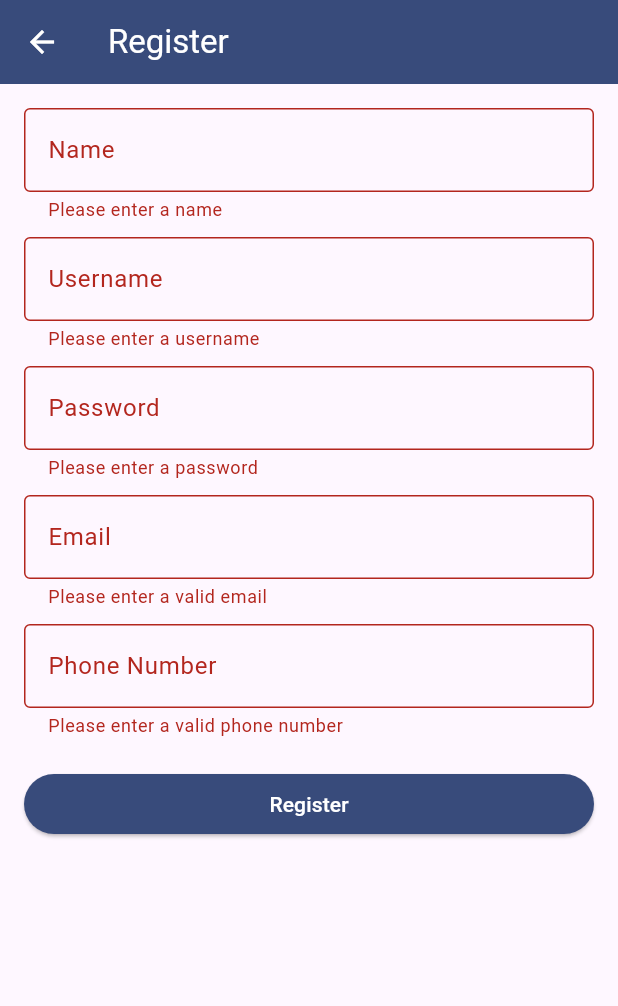
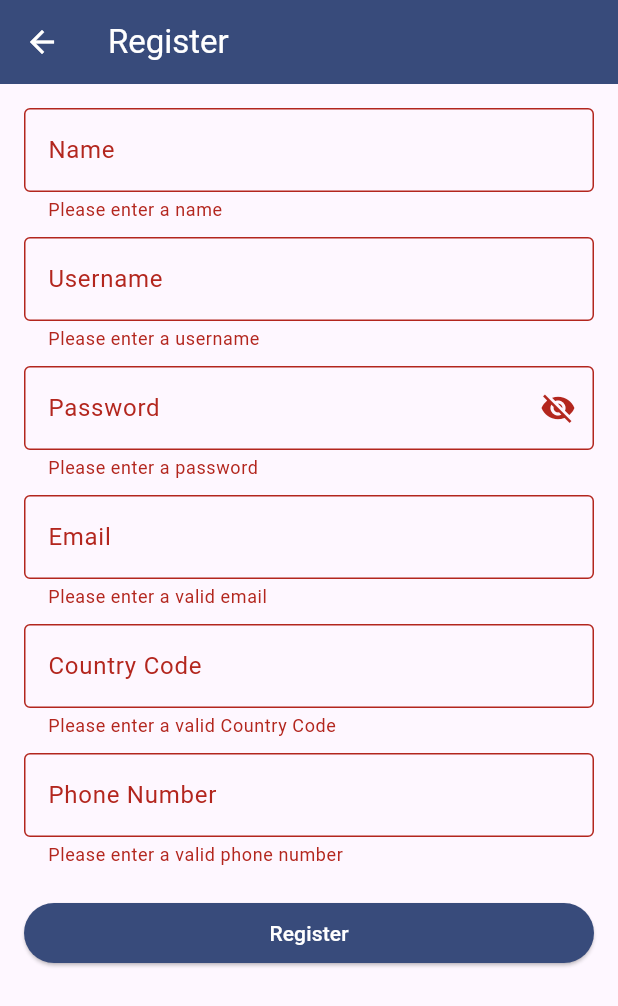
Before and after one commit to durga1808/nijatech_yoga_centre_app, a Flutter app: the Register screen opened directly, after a tap on "Register", on a phone screen of 412 x 824 dp. Shown: the top 1006 px of the screen. Run offline on Flutter 3.47's test engine with Material 3 defaults, Android fonts, the light colour scheme and no system bars; our stand-ins replace carousel_slider, dropdown_search, open_file, permission_handler, shared_preferences and 2 more; missing offline and left inert: dart:ffi, excel, month_year_picker; accounts and stored records are empty; network calls fail; Roboto replaces fonts that are missing (Assistance).

Commit message:
Updated on the register page

```diff
--- a/lib/presentation/dashboard/register.dart
+++ b/lib/presentation/dashboard/register.dart
@@ -12,19 +12,18 @@ class Register extends StatefulWidget {
 class RegisterState extends State<Register> {
   final _formKey = GlobalKey<FormState>();
   bool _isLoading = false;
+  bool passwordVisible = false;
 
   final TextEditingController _nameController = TextEditingController();
   final TextEditingController _usernameController = TextEditingController();
   final TextEditingController _passwordController = TextEditingController();
   final TextEditingController _emailController = TextEditingController();
+  final TextEditingController _countrycodeController = TextEditingController();
   final TextEditingController _phonenoController = TextEditingController();
 
   Future<bool> _checkEmailExists(String email) async {
     try {
-
       var response = await Apiservice.checkEmail(email);
-
-
       var responseData = jsonDecode(response.body);
 
       if (response.statusCode == 200) {
@@ -39,7 +38,6 @@ Future<bool> _checkEmailExists(String email) async {
         return false;
       }
     } catch (error) {
-
       AppUtils.showSingleDialogPopup(
         context,
         "An error occurred: $error",
@@ -56,10 +54,7 @@ Future<bool> _checkEmailExists(String email) async {
 
   Future<bool> _checkPhoneExists(String phoneno) async {
     try {
-
       var response = await Apiservice.checkPhone(phoneno);
-
-
       var responseData = jsonDecode(response.body);
 
       if (response.statusCode == 200) {
@@ -67,14 +62,13 @@ Future<bool> _checkEmailExists(String email) async {
       } else {
         AppUtils.showSingleDialogPopup(
           context,
-        "Failed to check phoneno. Please try again.",
+          "Failed to check phone number. Please try again.",
           "OK",
           () => Navigator.pop(context),
         );
         return false;
       }
     } catch (error) {
-
       AppUtils.showSingleDialogPopup(
         context,
         "An error occurred: $error",
@@ -121,7 +115,6 @@ Future<bool> _checkEmailExists(String email) async {
 
   Future<void> _submitForm() async {
     if (_formKey.currentState!.validate()) {
-      // Perform async validations
       bool isValid = await _performAsyncValidations();
       if (!isValid) return;
 
@@ -130,6 +123,7 @@ Future<bool> _checkEmailExists(String email) async {
         "username": _usernameController.text,
         "userpassword": _passwordController.text,
         "mailid": _emailController.text,
+        "countrycode": _countrycodeController.text,
         "phoneno": _phonenoController.text,
       };
 
@@ -139,7 +133,6 @@ Future<bool> _checkEmailExists(String email) async {
 
       try {
         var response = await Apiservice.registerUser(userData);
-
         setState(() {
           _isLoading = false;
         });
@@ -158,6 +151,7 @@ Future<bool> _checkEmailExists(String email) async {
               _usernameController.clear();
               _passwordController.clear();
               _emailController.clear();
+              _countrycodeController.clear();
               _phonenoController.clear();
               setState(() {});
             },
@@ -231,11 +225,23 @@ Future<bool> _checkEmailExists(String email) async {
               const SizedBox(height: 10),
               TextFormField(
                 controller: _passwordController,
-                decoration: const InputDecoration(
-                  border: OutlineInputBorder(),
+                obscureText: !passwordVisible,
+                decoration: InputDecoration(
+                  border: const OutlineInputBorder(),
                   labelText: 'Password',
+                  hintText: 'Password',
+                  helperStyle: const TextStyle(color: Colors.green),
+                  suffixIcon: IconButton(
+                    icon: Icon(
+                      passwordVisible ? Icons.visibility : Icons.visibility_off,
                     ),
-                obscureText: true,
+                    onPressed: () {
+                      setState(() {
+                        passwordVisible = !passwordVisible;
+                      });
+                    },
+                  ),
+                ),
                 validator: (value) {
                   if (value == null || value.isEmpty) {
                     return 'Please enter a password';
@@ -251,10 +257,23 @@ Future<bool> _checkEmailExists(String email) async {
                   labelText: 'Email',
                 ),
                 validator: (value) {
-                  if (value == null || value.isEmpty) {
+                  if (value == null || value.isEmpty || !RegExp(r"^[a-zA-Z0-9+_.-]+@[a-zA-Z0-9.-]+$").hasMatch(value)) {
                     return 'Please enter a valid email';
                   }
-
+                  return null;
+                },
+              ),
+              const SizedBox(height: 10),
+              TextFormField(
+                controller: _countrycodeController,
+                decoration: const InputDecoration(
+                  border: OutlineInputBorder(),
+                  labelText: 'Country Code',
+                ),
+                validator: (value) {
+                  if (value == null || value.isEmpty) {
+                    return 'Please enter a valid Country Code';
+                  }
                   return null;
                 },
               ),
@@ -266,10 +285,9 @@ Future<bool> _checkEmailExists(String email) async {
                   labelText: 'Phone Number',
                 ),
                 validator: (value) {
-                  if (value == null || value.isEmpty) {
+                  if (value == null || value.isEmpty || value.length < 10) {
                     return 'Please enter a valid phone number';
                   }
-
                   return null;
                 },
               ),
@@ -277,13 +295,10 @@ Future<bool> _checkEmailExists(String email) async {
               ElevatedButton(
                 onPressed: _isLoading ? null : _submitForm,
                 child: _isLoading
-                    ? const CircularProgressIndicator(
-                        color: Colors.white,
-                      )
-                    : const Text('Register',style: TextStyle(color: Colors.white),),
+                    ? const CircularProgressIndicator(color: Colors.white)
+                    : const Text('Register', style: TextStyle(color: Colors.white)),
                 style: ElevatedButton.styleFrom(backgroundColor: AppColor.primary),
               ),
-
             ],
           ),
         ),
--- a/lib/presentation/util/Appconstatnts.dart
+++ b/lib/presentation/util/Appconstatnts.dart
@@ -6,9 +6,9 @@ import 'package:intl/intl.dart';
 
 class AppConstants {
   //static const String LIVE_URL = 'http://192.168.0.103:3000/YogaApp/';
-     static const String LOCAL_URL = 'http://nija.ddns.net:93/NewYogaApp/';
+    //  static const String LOCAL_URL = 'http://nija.ddns.net:93/NewYogaApp/';
 
-//  static const String LOCAL_URL = 'http://192.168.29.121:3000/YogaApp/';
+ static const String LOCAL_URL = 'http://192.168.29.121:3000/YogaApp/';
 // static const String LOCAL_URL = 'http://192.168.31.13:3000/YogaApp/';
   //  static const String LOCAL_URL = 'http://192.168.31.13:3000/YogaApp/';
   static const String SESSIONTOKEN = 'Token';
```
Also changed, not shown: lib/presentation/dashboard/alluserwisereport.dart (+26 -20 lines), lib/presentation/model/allusermodel.dart (+26 -16 lines). Lines whose indentation alone changed are shown as unchanged.
